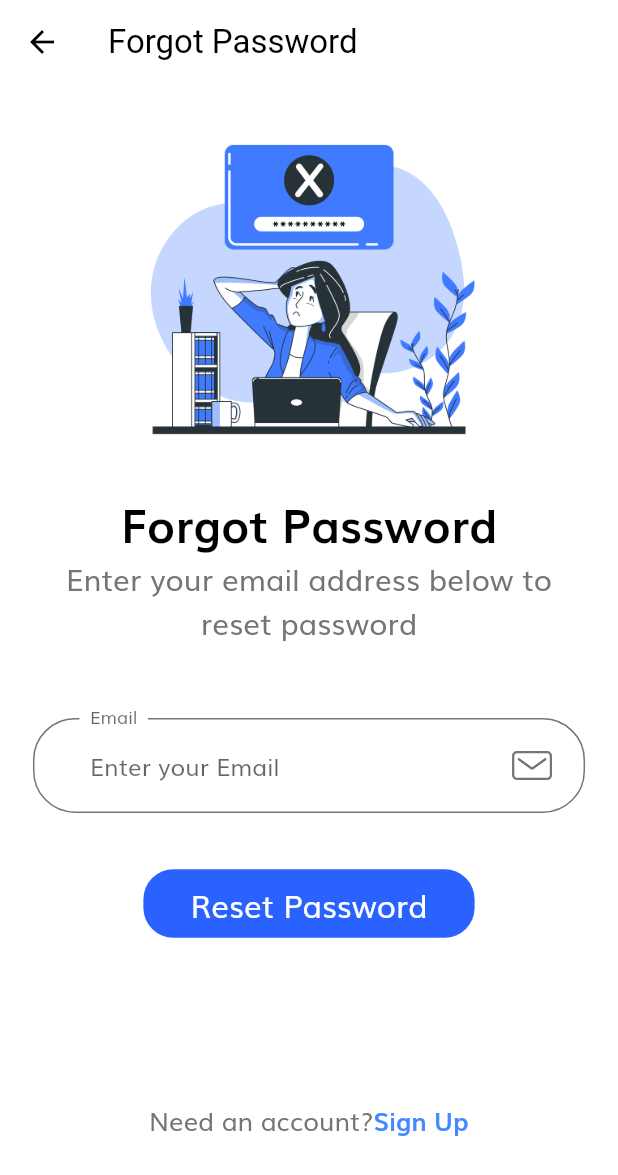
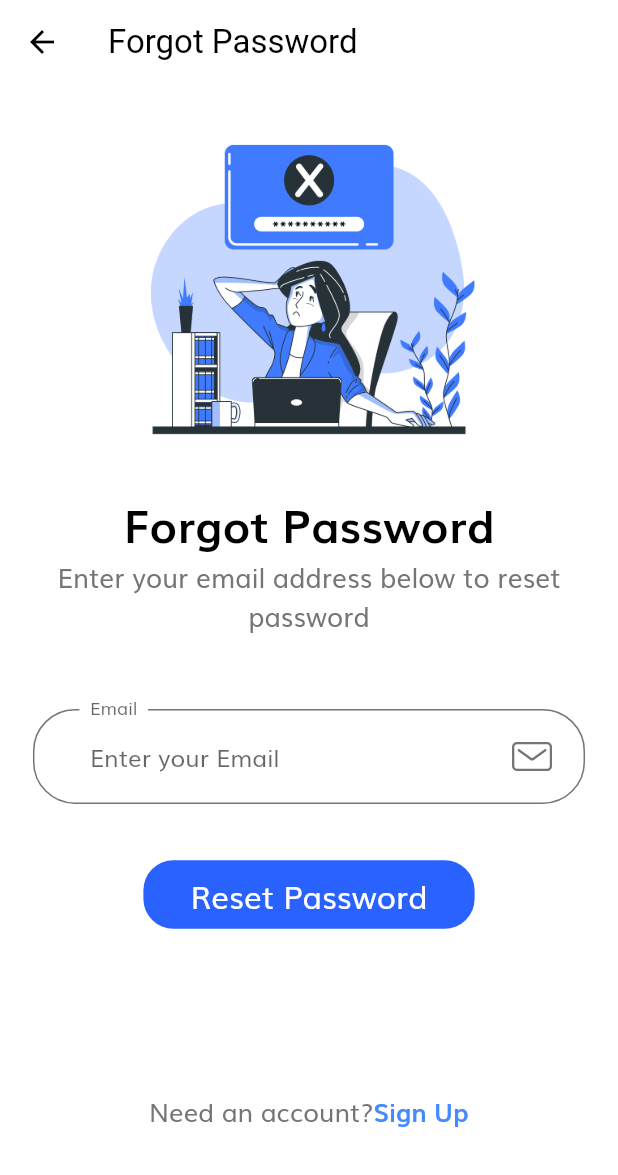
Before and after one commit to ChitrikaGahtori/Eshopex, a Flutter app: the ForgotPasswordScreen screen opened by its route, on a phone screen of 412 x 824 dp. Shown: the top 1175 px of the screen. Run offline on Flutter 3.47's test engine with Material 2 defaults, Android fonts, the phone set to English and light mode, and no system bars; our stand-ins replace flutter_svg.

Commit message:
Fixed some bugs

```diff
--- a/lib/screens/forgot_password/components/body.dart
+++ b/lib/screens/forgot_password/components/body.dart
@@ -29,7 +29,7 @@ class Body extends StatelessWidget {
               ),
               Text("Forgot Password",
                 style: TextStyle(
-                  fontSize: getProportionateScreenWidth(28),
+                  fontSize: getProportionateScreenWidth(27.58),
                   color: Colors.black,
                   fontWeight: FontWeight.bold,
                 ),
@@ -37,7 +37,7 @@ class Body extends StatelessWidget {
               Text("Enter your email address below to reset password",
               textAlign: TextAlign.center,
                 style: TextStyle(
-                  fontSize: getProportionateScreenWidth(18),
+                  fontSize: getProportionateScreenWidth(16),
                 ),
               ),
               SizedBox(height: SizeConfig.screenHeight * 0.060),
```
